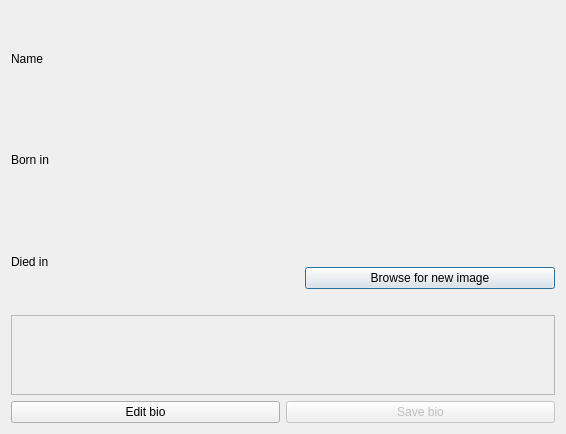
Old version of the form vika3/Vika3/dialogmoreinfo.ui in the repository BeanBean-Nyah/T113-VLN.
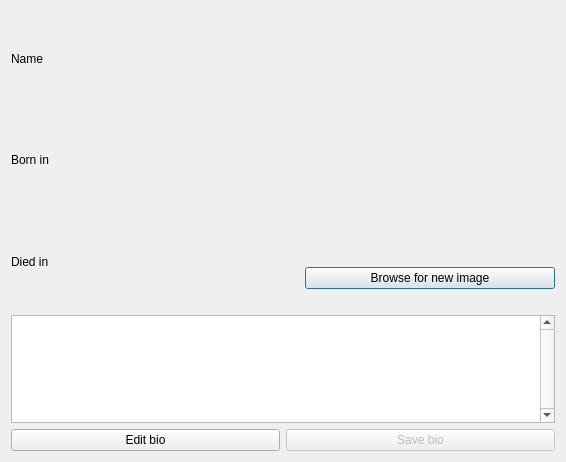
New version of the form.

Patch:
```diff
--- a/vika3/Vika3/dialogmoreinfo.ui
+++ b/vika3/Vika3/dialogmoreinfo.ui
@@ -7,7 +7,7 @@
     <x>0</x>
     <y>0</y>
     <width>566</width>
-    <height>434</height>
+    <height>462</height>
    </rect>
   </property>
   <property name="windowTitle">
@@ -118,14 +118,20 @@
        <item>
         <widget class="QTextEdit" name="textEdit_bio">
          <property name="enabled">
-          <bool>false</bool>
+          <bool>true</bool>
+         </property>
+         <property name="verticalScrollBarPolicy">
+          <enum>Qt::ScrollBarAlwaysOn</enum>
+         </property>
+         <property name="readOnly">
+          <bool>true</bool>
          </property>
          <property name="html">
           <string>&lt;!DOCTYPE HTML PUBLIC &quot;-//W3C//DTD HTML 4.0//EN&quot; &quot;http://www.w3.org/TR/REC-html40/strict.dtd&quot;&gt;
 &lt;html&gt;&lt;head&gt;&lt;meta name=&quot;qrichtext&quot; content=&quot;1&quot; /&gt;&lt;style type=&quot;text/css&quot;&gt;
 p, li { white-space: pre-wrap; }
-&lt;/style&gt;&lt;/head&gt;&lt;body style=&quot; font-family:'MS Shell Dlg 2'; font-size:7.875pt; font-weight:400; font-style:normal;&quot;&gt;
-&lt;p style=&quot;-qt-paragraph-type:empty; margin-top:0px; margin-bottom:0px; margin-left:0px; margin-right:0px; -qt-block-indent:0; text-indent:0px;&quot;&gt;&lt;br /&gt;&lt;/p&gt;&lt;/body&gt;&lt;/html&gt;</string>
+&lt;/style&gt;&lt;/head&gt;&lt;body style=&quot; font-family:'Ubuntu'; font-size:11pt; font-weight:400; font-style:normal;&quot;&gt;
+&lt;p style=&quot;-qt-paragraph-type:empty; margin-top:0px; margin-bottom:0px; margin-left:0px; margin-right:0px; -qt-block-indent:0; text-indent:0px; font-family:'MS Shell Dlg 2'; font-size:7.875pt;&quot;&gt;&lt;br /&gt;&lt;/p&gt;&lt;/body&gt;&lt;/html&gt;</string>
          </property>
         </widget>
        </item>
```
